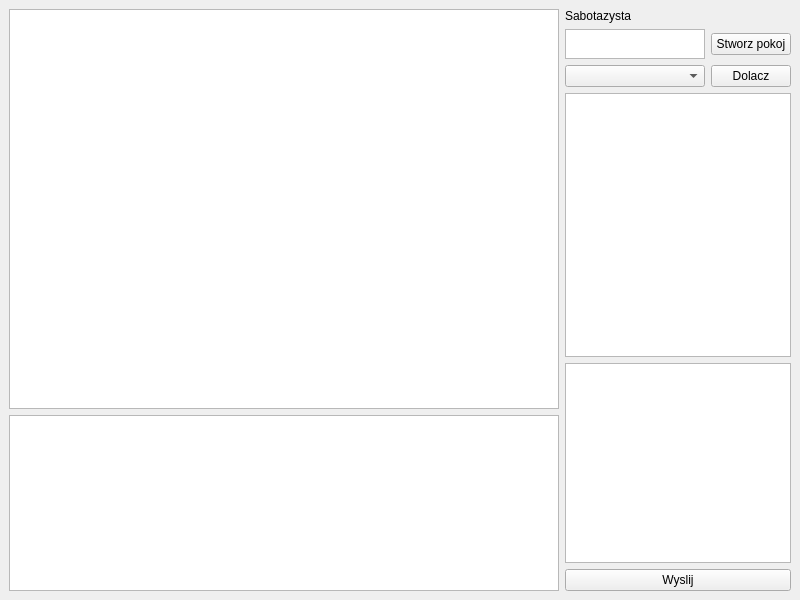
Above: saboteur.ui from kasztanka/saboteur-client before the change. Below: the same form after it.
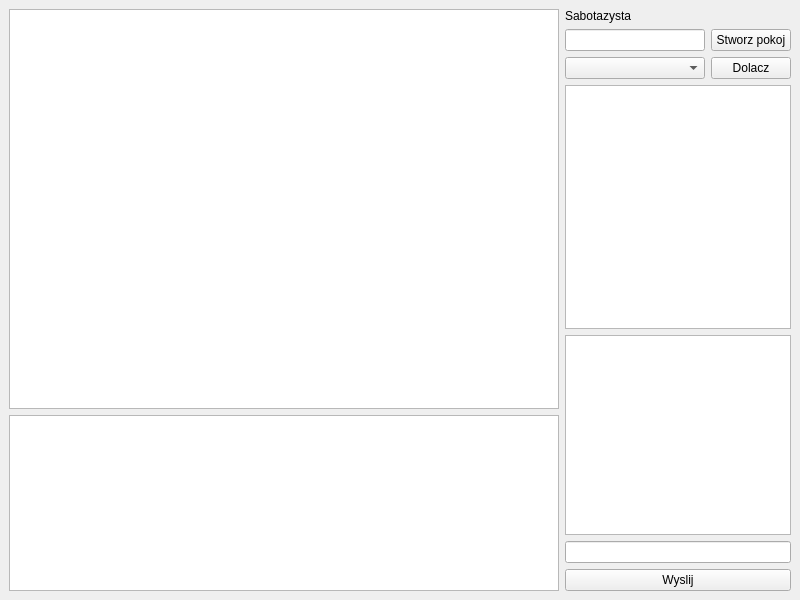
That is the form after the change.

What changed in the file:
```diff
--- a/saboteur.ui
+++ b/saboteur.ui
@@ -64,19 +64,12 @@
           </property>
          </widget>
         </item>
-        <item row="0" column="0">
-         <widget class="QTextEdit" name="room_name">
-          <property name="maximumSize">
-           <size>
-            <width>16777215</width>
-            <height>30</height>
-           </size>
-          </property>
-         </widget>
-        </item>
         <item row="1" column="0">
          <widget class="QComboBox" name="available_rooms"/>
         </item>
+        <item row="0" column="0">
+         <widget class="QLineEdit" name="room_name"/>
+        </item>
        </layout>
       </item>
       <item>
@@ -96,8 +89,14 @@
           <height>200</height>
          </size>
         </property>
+        <property name="readOnly">
+         <bool>true</bool>
+        </property>
        </widget>
       </item>
+      <item>
+       <widget class="QLineEdit" name="new_message"/>
+      </item>
       <item>
        <widget class="QPushButton" name="send_message">
         <property name="text">
```
